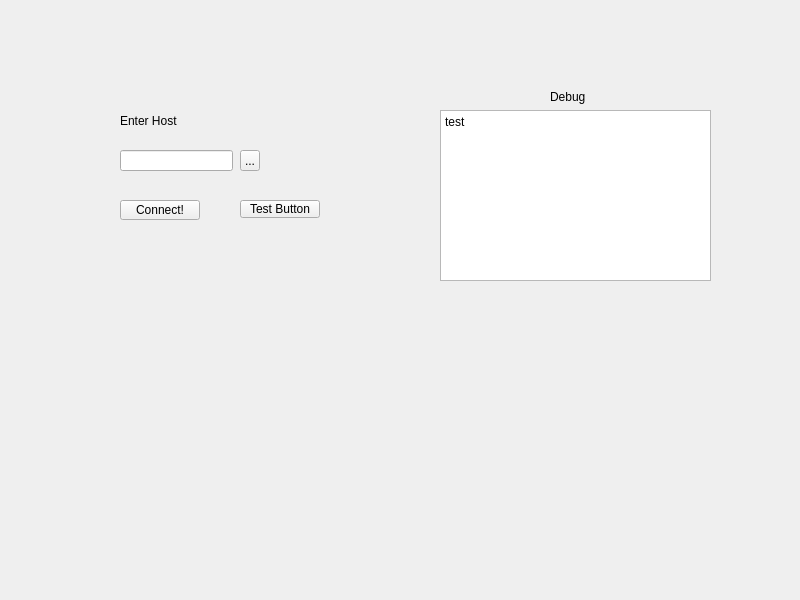
Qt form widget.ui (wuz1run/remoteApps) before a commit.
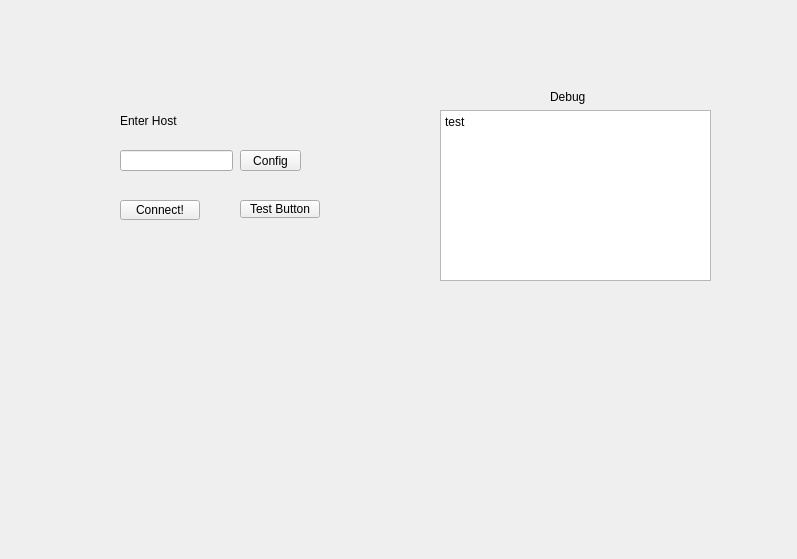
The same form after that commit.

```diff
--- a/widget.ui
+++ b/widget.ui
@@ -6,8 +6,8 @@
    <rect>
     <x>0</x>
     <y>0</y>
-    <width>800</width>
-    <height>600</height>
+    <width>797</width>
+    <height>559</height>
    </rect>
   </property>
   <property name="windowTitle">
@@ -100,12 +100,12 @@
     <rect>
      <x>240</x>
      <y>150</y>
-     <width>20</width>
+     <width>61</width>
      <height>21</height>
     </rect>
    </property>
    <property name="text">
-    <string>...</string>
+    <string>Config</string>
    </property>
   </widget>
  </widget>
```
